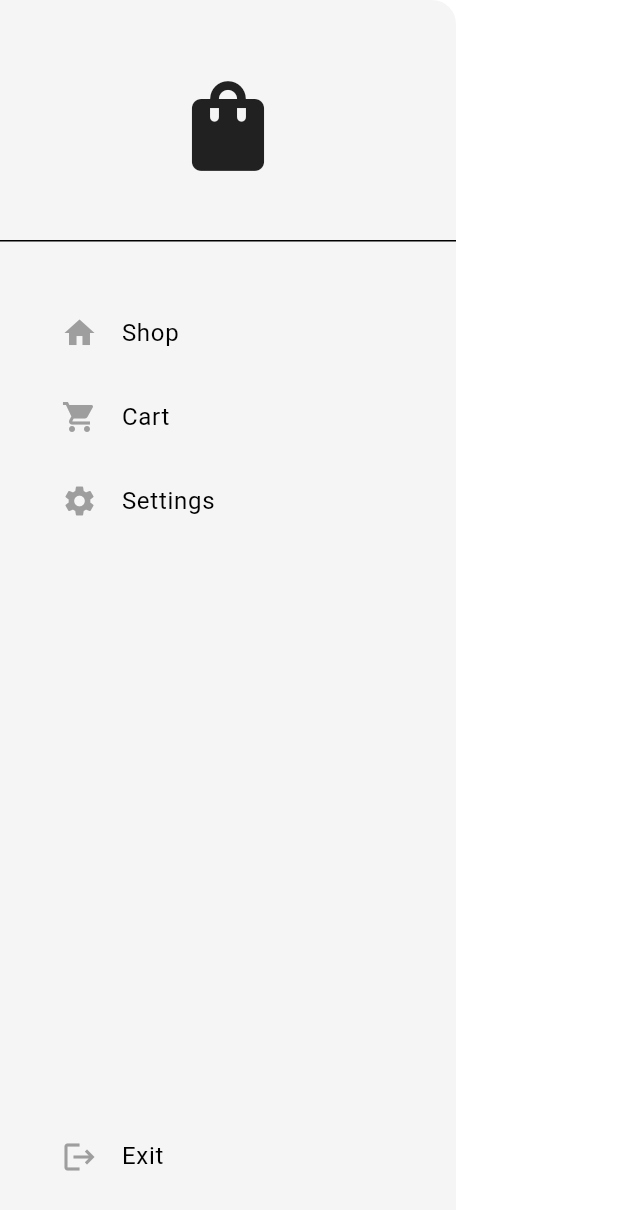
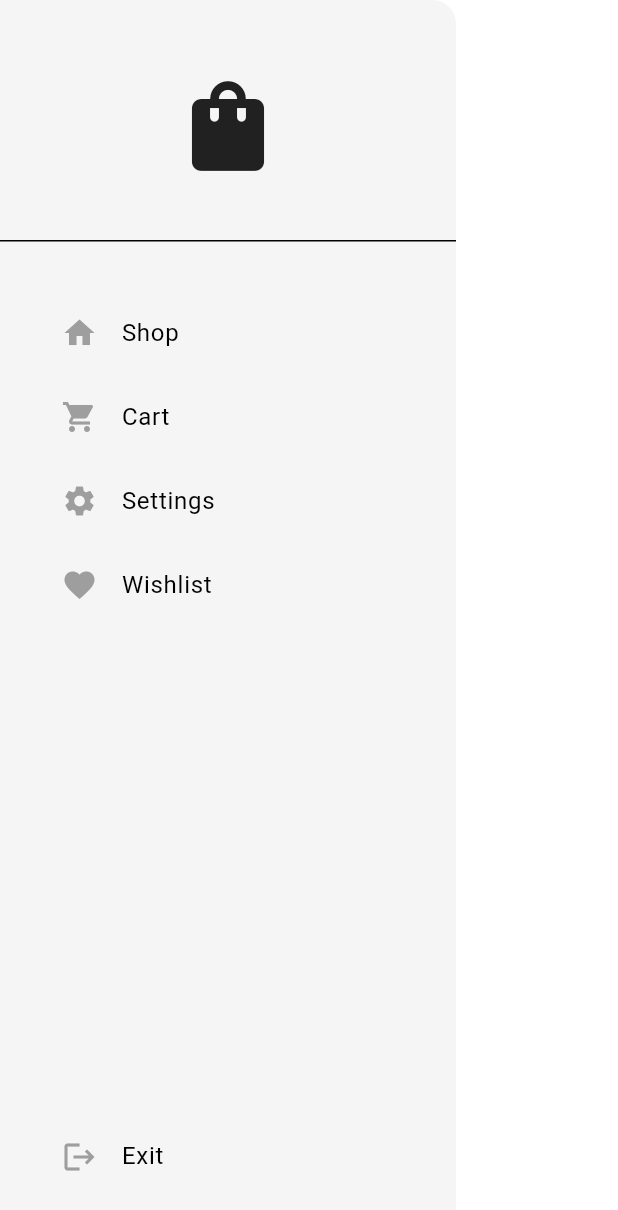
Before and after one commit to milan-koirala/shopx-flutter, a Flutter app: the MyDrawer widget shown alone on an empty page, opened directly, on a phone screen of 412 x 824 dp. Shown: the top 1210 px of the screen. Run offline on Flutter 3.47's test engine with Material 3 defaults, Android fonts, the phone set to English and light mode, and no system bars.

Commit message:
Add Wishlist option to MyDrawer navigation menu

```diff
--- a/lib/components/my_drawer.dart
+++ b/lib/components/my_drawer.dart
@@ -58,6 +58,19 @@ class MyDrawer extends StatelessWidget {
                   Navigator.pushNamed(context, "/setting_page");
                 },
               ),
+
+              //cart tile
+              MyListTile(
+                text: "Wishlist",
+                icon: Icons.favorite,
+                onTap: () {
+                  // pop drawer first
+                  Navigator.pop(context);
+
+                  // go to wishlist page
+                  Navigator.pushNamed(context, "/wishlist_page");
+                },
+              ),
             ],
           ),
 
@@ -67,7 +80,11 @@ class MyDrawer extends StatelessWidget {
             child: MyListTile(
               text: "Exit",
               icon: Icons.logout,
-              onTap: () => Navigator.pushNamedAndRemoveUntil(context, "/intro_page", (route) => false),
+              onTap: () => Navigator.pushNamedAndRemoveUntil(
+                context,
+                "/intro_page",
+                (route) => false,
+              ),
             ),
           ),
         ],
```
